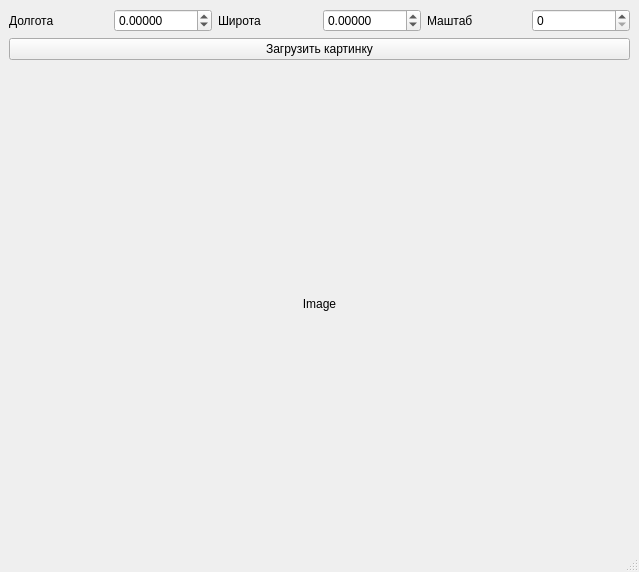
Before: the Qt Designer form dis.ui in DaniilSukhanov/-Maps-API, drawn with Qt 5.
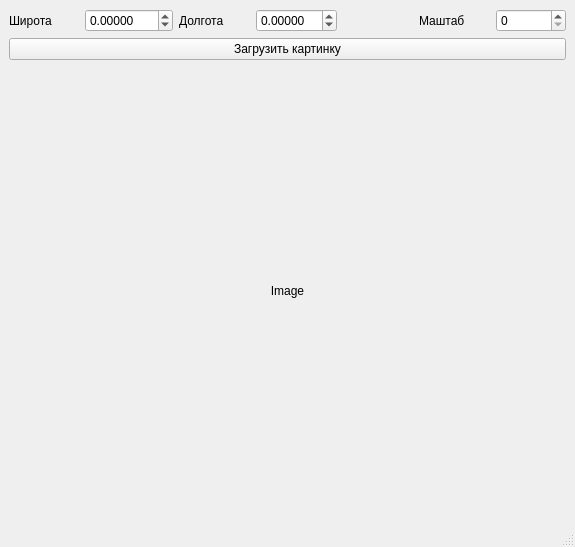
After: the same form once the commit is applied.

Patch:
```diff
--- a/dis.ui
+++ b/dis.ui
@@ -6,8 +6,8 @@
    <rect>
     <x>0</x>
     <y>0</y>
-    <width>639</width>
-    <height>572</height>
+    <width>575</width>
+    <height>547</height>
    </rect>
   </property>
   <property name="windowTitle">
@@ -15,45 +15,79 @@
   </property>
   <widget class="QWidget" name="centralwidget">
    <layout class="QGridLayout" name="gridLayout">
-    <item row="0" column="3">
-     <widget class="QDoubleSpinBox" name="doubleSpinBox_latitude">
-      <property name="decimals">
-       <number>5</number>
+    <item row="2" column="0" colspan="7">
+     <widget class="QLabel" name="label_image">
+      <property name="text">
+       <string>Image</string>
       </property>
-      <property name="minimum">
-       <double>-90.000000000000000</double>
+      <property name="alignment">
+       <set>Qt::AlignCenter</set>
+      </property>
+     </widget>
+    </item>
+    <item row="0" column="6">
+     <widget class="QSpinBox" name="spinBox_zoom">
+      <property name="focusPolicy">
+       <enum>Qt::ClickFocus</enum>
+      </property>
+      <property name="acceptDrops">
+       <bool>false</bool>
+      </property>
+      <property name="inputMethodHints">
+       <set>Qt::ImhDigitsOnly</set>
       </property>
       <property name="maximum">
-       <double>90.000000000000000</double>
+       <number>17</number>
       </property>
-      <property name="value">
-       <double>0.000000000000000</double>
+      <property name="singleStep">
+       <number>1</number>
       </property>
      </widget>
     </item>
-    <item row="1" column="0" colspan="6">
+    <item row="1" column="0" colspan="7">
      <widget class="QPushButton" name="pushButton_load_image">
       <property name="text">
        <string>Загрузить картинку</string>
       </property>
      </widget>
     </item>
-    <item row="0" column="2">
+    <item row="0" column="5">
+     <widget class="QLabel" name="label_3">
+      <property name="text">
+       <string>Маштаб</string>
+      </property>
+     </widget>
+    </item>
+    <item row="0" column="0">
      <widget class="QLabel" name="label_2">
       <property name="text">
        <string>Широта</string>
       </property>
      </widget>
     </item>
-    <item row="0" column="0">
-     <widget class="QLabel" name="label">
-      <property name="text">
-       <string>Долгота</string>
-      </property>
-     </widget>
-    </item>
     <item row="0" column="1">
-     <widget class="QDoubleSpinBox" name="doubleSpinBox_longitude">
+     <widget class="QDoubleSpinBox" name="doubleSpinBox_latitude">
+      <property name="enabled">
+       <bool>true</bool>
+      </property>
+      <property name="focusPolicy">
+       <enum>Qt::ClickFocus</enum>
+      </property>
+      <property name="acceptDrops">
+       <bool>false</bool>
+      </property>
+      <property name="autoFillBackground">
+       <bool>false</bool>
+      </property>
+      <property name="buttonSymbols">
+       <enum>QAbstractSpinBox::UpDownArrows</enum>
+      </property>
+      <property name="keyboardTracking">
+       <bool>true</bool>
+      </property>
+      <property name="showGroupSeparator" stdset="0">
+       <bool>false</bool>
+      </property>
       <property name="decimals">
        <number>5</number>
       </property>
@@ -65,27 +99,56 @@
       </property>
      </widget>
     </item>
-    <item row="0" column="4">
-     <widget class="QLabel" name="label_3">
+    <item row="0" column="2">
+     <widget class="QLabel" name="label">
       <property name="text">
-       <string>Маштаб</string>
+       <string>Долгота</string>
       </property>
      </widget>
     </item>
-    <item row="0" column="5">
-     <widget class="QSpinBox" name="spinBox_zoom">
+    <item row="0" column="3">
+     <widget class="QDoubleSpinBox" name="doubleSpinBox_longitude">
+      <property name="mouseTracking">
+       <bool>false</bool>
+      </property>
+      <property name="tabletTracking">
+       <bool>false</bool>
+      </property>
+      <property name="focusPolicy">
+       <enum>Qt::ClickFocus</enum>
+      </property>
+      <property name="acceptDrops">
+       <bool>false</bool>
+      </property>
+      <property name="wrapping">
+       <bool>false</bool>
+      </property>
+      <property name="frame">
+       <bool>true</bool>
+      </property>
+      <property name="readOnly">
+       <bool>false</bool>
+      </property>
+      <property name="buttonSymbols">
+       <enum>QAbstractSpinBox::UpDownArrows</enum>
+      </property>
+      <property name="keyboardTracking">
+       <bool>true</bool>
+      </property>
+      <property name="decimals">
+       <number>5</number>
+      </property>
+      <property name="minimum">
+       <double>-90.000000000000000</double>
+      </property>
       <property name="maximum">
-       <number>17</number>
+       <double>90.000000000000000</double>
       </property>
-     </widget>
-    </item>
-    <item row="2" column="0" colspan="6">
-     <widget class="QLabel" name="label_image">
-      <property name="text">
-       <string>Image</string>
+      <property name="singleStep">
+       <double>0.000000000000000</double>
       </property>
-      <property name="alignment">
-       <set>Qt::AlignCenter</set>
+      <property name="value">
+       <double>0.000000000000000</double>
       </property>
      </widget>
     </item>
```
Left out of the diff: 11 changed lines with no effect on the pictures.
